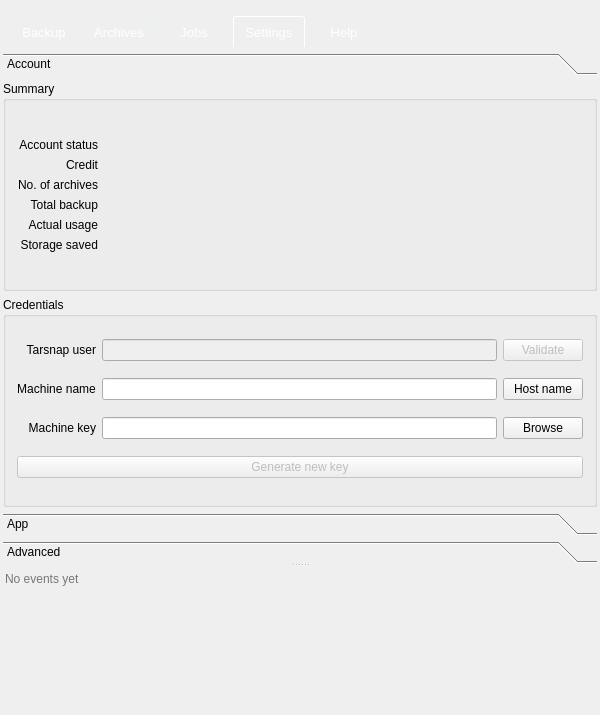
Above: forms/mainwindow.ui from Tarsnap/tarsnap-gui before the change. Below: the same form after it.
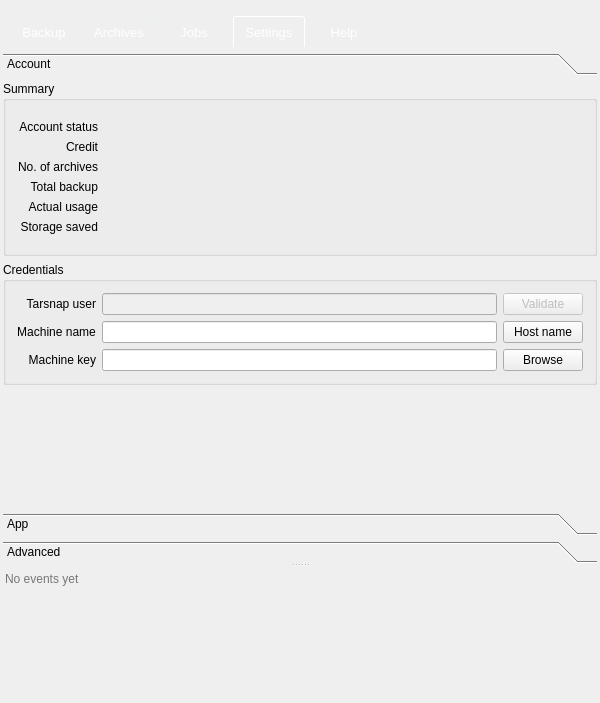
That is the form after the change. The open tabs and pages were chosen to show the change. Icons and pictures are not drawn. Custom widgets are drawn as their Qt base class.

Commit message: Remove obsolete settings and layout adjustment.

```diff
--- a/forms/mainwindow.ui
+++ b/forms/mainwindow.ui
@@ -7,7 +7,7 @@
     <x>0</x>
     <y>0</y>
     <width>600</width>
-    <height>715</height>
+    <height>703</height>
    </rect>
   </property>
   <property name="minimumSize">
@@ -1264,19 +1264,22 @@
                     </property>
                    </widget>
                   </item>
-                  <item row="3" column="0" colspan="3">
-                   <widget class="QPushButton" name="pushButton_9">
-                    <property name="enabled">
-                     <bool>false</bool>
-                    </property>
-                    <property name="text">
-                     <string>Generate new key</string>
-                    </property>
-                   </widget>
-                  </item>
                  </layout>
                 </widget>
                </item>
+               <item>
+                <spacer name="verticalSpacer_4">
+                 <property name="orientation">
+                  <enum>Qt::Vertical</enum>
+                 </property>
+                 <property name="sizeHint" stdset="0">
+                  <size>
+                   <width>20</width>
+                   <height>40</height>
+                  </size>
+                 </property>
+                </spacer>
+               </item>
               </layout>
              </widget>
              <widget class="QWidget" name="settingsAppPage">
```
Left out of the diff: 19 changed lines with no effect on the pictures.
